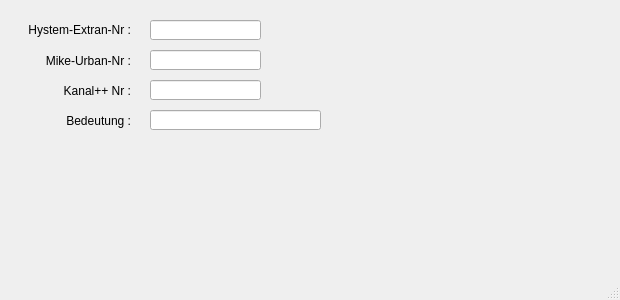
hoettges/QKan, file templates/auslasstypen.ui: the form before one commit.
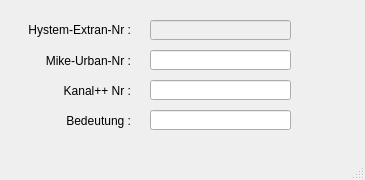
The form after the commit.

```diff
--- a/templates/auslasstypen.ui
+++ b/templates/auslasstypen.ui
@@ -6,8 +6,8 @@
    <rect>
     <x>0</x>
     <y>0</y>
-    <width>620</width>
-    <height>300</height>
+    <width>365</width>
+    <height>180</height>
    </rect>
   </property>
   <property name="windowTitle">
@@ -81,31 +81,6 @@
      <set>Qt::AlignRight|Qt::AlignTrailing|Qt::AlignVCenter</set>
     </property>
    </widget>
-   <widget class="QLineEdit" name="he_nr">
-    <property name="enabled">
-     <bool>true</bool>
-    </property>
-    <property name="geometry">
-     <rect>
-      <x>150</x>
-      <y>20</y>
-      <width>111</width>
-      <height>20</height>
-     </rect>
-    </property>
-    <property name="layoutDirection">
-     <enum>Qt::RightToLeft</enum>
-    </property>
-    <property name="autoFillBackground">
-     <bool>false</bool>
-    </property>
-    <property name="text">
-     <string/>
-    </property>
-    <property name="frame">
-     <bool>true</bool>
-    </property>
-   </widget>
    <widget class="QLineEdit" name="mu_nr">
     <property name="enabled">
      <bool>true</bool>
@@ -114,7 +89,7 @@
      <rect>
       <x>150</x>
       <y>50</y>
-      <width>111</width>
+      <width>141</width>
       <height>20</height>
      </rect>
     </property>
@@ -136,7 +111,7 @@
      <rect>
       <x>150</x>
       <y>80</y>
-      <width>111</width>
+      <width>141</width>
       <height>20</height>
      </rect>
     </property>
@@ -149,7 +124,7 @@
      <rect>
       <x>150</x>
       <y>110</y>
-      <width>171</width>
+      <width>141</width>
       <height>20</height>
      </rect>
     </property>
@@ -157,6 +132,31 @@
      <string/>
     </property>
    </widget>
+   <widget class="QLineEdit" name="he_nr">
+    <property name="enabled">
+     <bool>false</bool>
+    </property>
+    <property name="geometry">
+     <rect>
+      <x>150</x>
+      <y>20</y>
+      <width>141</width>
+      <height>20</height>
+     </rect>
+    </property>
+    <property name="layoutDirection">
+     <enum>Qt::RightToLeft</enum>
+    </property>
+    <property name="autoFillBackground">
+     <bool>false</bool>
+    </property>
+    <property name="text">
+     <string/>
+    </property>
+    <property name="frame">
+     <bool>true</bool>
+    </property>
+   </widget>
   </widget>
   <widget class="QStatusBar" name="statusbar"/>
  </widget>
```
